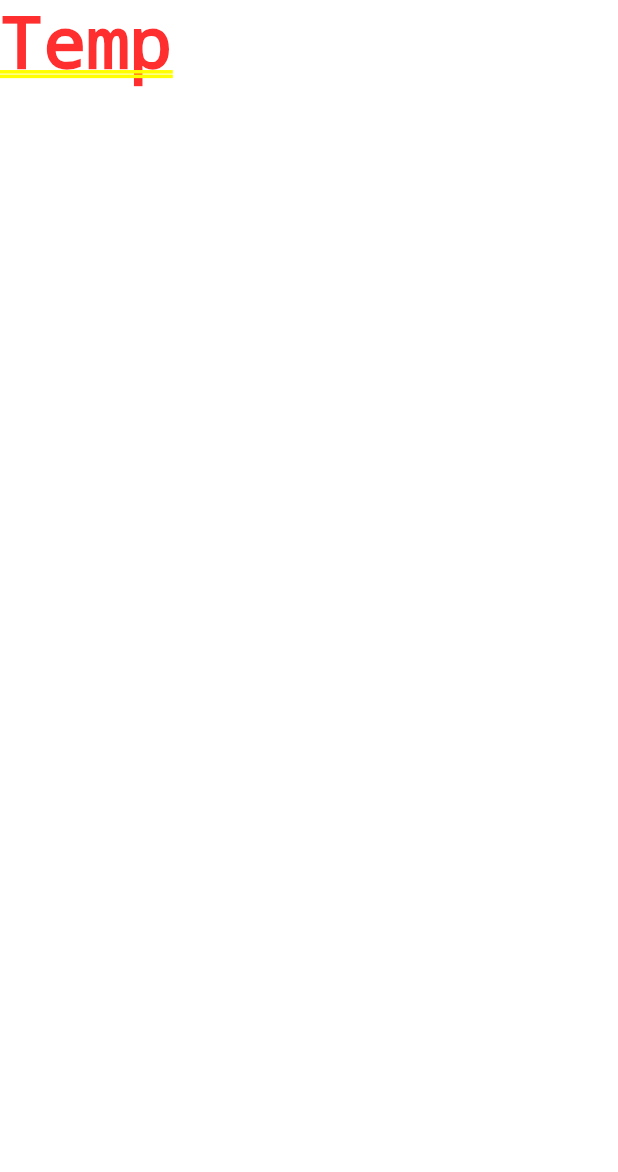
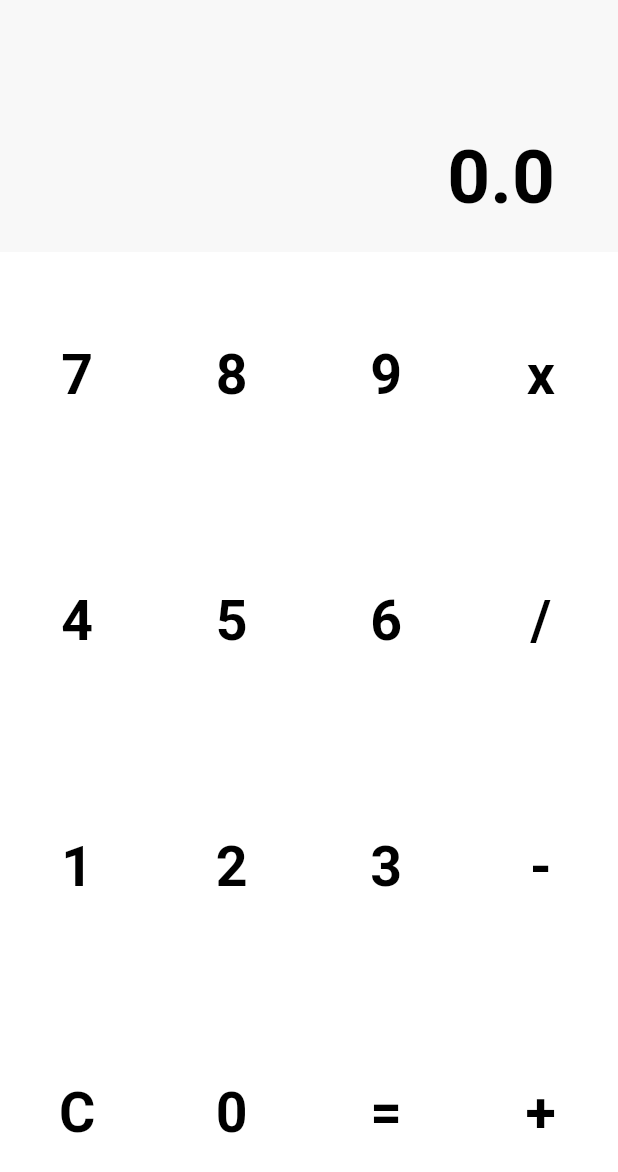
Before and after one commit to ChunKaiC/Spurry, a Flutter app: the screen it shows after launch, on a phone screen of 412 x 824 dp. Shown: the top 1172 px of the screen. Run offline on Flutter 3.47's test engine with Material 2 defaults, Android fonts, the phone set to English and light mode, and no system bars; our stand-ins replace bloc, equatable, flutter_bloc.

Commit message:
Working version

```diff
--- a/calculator/lib/bloc/calculator_event.dart
+++ b/calculator/lib/bloc/calculator_event.dart
@@ -67,4 +67,11 @@ abstract class CalculatorEvent extends Equatable {
 
 class LoadCalculator extends CalculatorEvent {}
 
-class OnPress extends CalculatorEvent {}
+class OnPress extends CalculatorEvent {
+  final int buttonIndex;
+
+  const OnPress(this.buttonIndex);
+
+  @override
+  List<Object> get props => [buttonIndex];
+}
--- a/calculator/lib/main.dart
+++ b/calculator/lib/main.dart
@@ -1,4 +1,7 @@
+import 'package:calculator/bloc/calculator_bloc.dart';
+import 'package:calculator/models/calculator.dart';
 import 'package:flutter/material.dart';
+import 'package:flutter_bloc/flutter_bloc.dart';
 
 const int resultHeight = 168;
 
@@ -70,150 +73,82 @@ class MyApp extends StatelessWidget {
   // This widget is the root of your application.
   @override
   Widget build(BuildContext context) {
-    return MaterialApp(
-      title: 'ProtoCalculator',
-      theme: ThemeData(
-        primarySwatch: Colors.blue,
+    return MultiBlocProvider(
+      providers: [
+        BlocProvider(
+            create: (context) => CalculatorBloc()..add(LoadCalculator()))
+      ],
+      child: MaterialApp(
+        title: 'ProtoCalculator',
+        theme: ThemeData(
+          primarySwatch: Colors.blue,
+        ),
+        home: const HomePage(title: 'BLoC Calculator'),
       ),
-      home: const Text('Temp'),
     );
   }
 }
 
-// class Calculator extends StatefulWidget {
-//   const Calculator({Key? key, required this.title}) : super(key: key);
+class HomePage extends StatelessWidget {
+  const HomePage({Key? key, required this.title}) : super(key: key);
 
-//   final String title;
+  final String title;
 
-//   @override
-//   State<Calculator> createState() => _CalculatorState();
-// }
+  @override
+  Widget build(BuildContext context) {
+    MediaQueryData queryData = MediaQuery.of(context);
+    return Scaffold(
+        backgroundColor: Colors.white,
+        body: Column(children: [
+          /// result tab
+          Container(
+            child: Padding(
+              padding: const EdgeInsets.fromLTRB(0, 88, 42, 20),
+              child: BlocBuilder<CalculatorBloc, CalculatorState>(
+                  builder: (context, state) {
+                if (state is CalculatorInitial) {
+                  return const CircularProgressIndicator(color: Colors.blue);
+                } else if (state is CalculatorLoaded) {
+                  return Text(
+                    '${state.calculator.result}',
+                    style: const TextStyle(
+                        color: Colors.black,
+                        fontSize: 50,
+                        fontWeight: FontWeight.bold),
+                  );
+                } else {
+                  return const Text("Something bad happened :(");
+                }
+              }),
+            ),
+            color: const Color(0xFFF8F8F8),
+            width: queryData.size.width,
+            alignment: Alignment.bottomRight,
+            height: resultHeight.toDouble(),
+          ),
 
-// class _CalculatorState extends State<Calculator> {
-//   double _result = 0;
-//   String? _op;
-//   double? _prev;
-//   double? _curr;
-
-//   void _update({required double num}) {
-//     setState(() {
-//       _result = num;
-//     });
-//   }
-
-//   double _eval({required String op, required double x, required double y}) {
-//     if (op == 'x') {
-//       return (x * y).toDouble();
-//     } else if (op == '/') {
-//       return x / y;
-//     } else if (op == '-') {
-//       return (x - y).toDouble();
-//     }
-//     return (x + y).toDouble();
-//   }
-
-//   void _onPressFunction({required int index}) {
-//     switch (Buttons.values[index]) {
-//       case Buttons.mult:
-//       case Buttons.div:
-//       case Buttons.sub:
-//       case Buttons.add:
-
-//         /// Op
-//         {
-//           if (_prev != null && _op != null && _curr != null) {
-//             double res = _eval(op: _op!, x: _prev!, y: _curr!);
-//             _update(num: res);
-//             _prev = res;
-//             _curr = null;
-//           } else {
-//             _prev = _result;
-//             _curr = null;
-//           }
-//           _op = Buttons.values[index].value;
-//           break;
-//         }
-
-//       case Buttons.eq:
-//         // Eval
-//         {
-//           if (_prev != null && _op != null && _curr != null) {
-//             _update(num: _eval(op: _op!, x: _prev!, y: _curr!));
-//             _op = _prev = _curr = null;
-//           }
-//           break;
-//         }
-
-//       case Buttons.clear:
-//         // Reset
-//         {
-//           _update(num: 0);
-//           _op = _prev = _curr = null;
-//           break;
-//         }
-
-//       default:
-//         // General buttons
-//         {
-//           String newVal;
-//           if (_op == null) {
-//             newVal = (_prev ?? 0).toString() + Buttons.values[index].value;
-//             _prev = double.parse(newVal);
-//           } else {
-//             newVal = (_curr ?? 0).toString() + Buttons.values[index].value;
-//             _curr = double.parse(newVal);
-//           }
-//           _update(num: double.parse(newVal));
-//           break;
-//         }
-//     }
-//   }
-
-//   @override
-//   Widget build(BuildContext context) {
-//     MediaQueryData queryData = MediaQuery.of(context);
-//     return Scaffold(
-//         backgroundColor: Colors.white,
-//         body: Column(children: [
-//           /// result tab
-//           Container(
-//             child: Padding(
-//               padding: const EdgeInsets.fromLTRB(0, 88, 42, 20),
-//               child: Text(
-//                 _result.toString(),
-//                 style: const TextStyle(
-//                     color: Colors.black,
-//                     fontSize: 50,
-//                     fontWeight: FontWeight.bold),
-//               ),
-//             ),
-//             color: const Color(0xFFF8F8F8),
-//             width: queryData.size.width,
-//             alignment: Alignment.bottomRight,
-//             height: resultHeight.toDouble(),
-//           ),
-
-//           /// button grid
-//           Expanded(
-//               flex: 3,
-//               child: GridView.builder(
-//                 gridDelegate: SliverGridDelegateWithFixedCrossAxisCount(
-//                     mainAxisExtent: (queryData.size.height - resultHeight) / 4,
-//                     crossAxisCount: 4),
-//                 itemCount: Buttons.values.length,
-//                 itemBuilder: (_, index) {
-//                   return TextButton(
-//                       onPressed: () => _onPressFunction(index: index),
-//                       child: Text(
-//                         Buttons.values[index].value,
-//                         style: const TextStyle(
-//                             color: Colors.black,
-//                             fontSize: 37,
-//                             fontWeight: FontWeight.bold),
-//                       ));
-//                 },
-//                 physics: const NeverScrollableScrollPhysics(),
-//               ))
-//         ]));
-//   }
-// }
+          /// button grid
+          Expanded(
+              flex: 3,
+              child: GridView.builder(
+                gridDelegate: SliverGridDelegateWithFixedCrossAxisCount(
+                    mainAxisExtent: (queryData.size.height - resultHeight) / 4,
+                    crossAxisCount: 4),
+                itemCount: Buttons.values.length,
+                itemBuilder: (_, index) {
+                  return TextButton(
+                      onPressed: () =>
+                          context.read<CalculatorBloc>().add(OnPress(index)),
+                      child: Text(
+                        Buttons.values[index].value,
+                        style: const TextStyle(
+                            color: Colors.black,
+                            fontSize: 37,
+                            fontWeight: FontWeight.bold),
+                      ));
+                },
+                physics: const NeverScrollableScrollPhysics(),
+              ))
+        ]));
+  }
+}
--- a/calculator/lib/models/calculator.dart
+++ b/calculator/lib/models/calculator.dart
@@ -2,14 +2,10 @@ import 'package:equatable/equatable.dart';
 import 'package:flutter/material.dart';
 
 class Calculator extends Equatable {
-  final double _result = 0;
-  final String? _op = null;
-  final double? _prev = null;
-  final double? _curr = null;
+  final double result;
 
-  const Calculator();
+  const Calculator({this.result = 0});
 
   @override
-  // TODO: implement props
-  List<Object?> get props => throw UnimplementedError();
+  List<Object> get props => [result];
 }
```
Also changed, not shown: calculator/lib/bloc/calculator_bloc.dart (+81 -1 lines).
